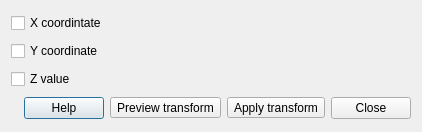
Above: src/ui/mesh/qgsmeshtransformcoordinatesdialogbase.ui from qgis/QGIS before the change. Below: the same form after it.
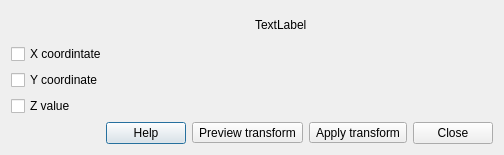
That is the form after the change. Custom widgets are drawn as their Qt base class.

Commit message: information text in transfom mesh dialog

Diff of the .ui file:
```diff
--- a/src/ui/mesh/qgsmeshtransformcoordinatesdialogbase.ui
+++ b/src/ui/mesh/qgsmeshtransformcoordinatesdialogbase.ui
@@ -9,21 +9,25 @@
    <rect>
     <x>0</x>
     <y>0</y>
-    <width>422</width>
-    <height>132</height>
+    <width>504</width>
+    <height>155</height>
    </rect>
   </property>
   <property name="windowTitle">
    <string notr="true">Dialog</string>
   </property>
   <layout class="QGridLayout" name="gridLayout">
-   <item row="0" column="1">
+   <item row="3" column="0">
+    <widget class="QCheckBox" name="mCheckBoxZ">
+     <property name="text">
+      <string>Z value</string>
+     </property>
+    </widget>
+   </item>
+   <item row="1" column="1">
     <widget class="QgsExpressionLineEdit" name="mExpressionEditX" native="true"/>
    </item>
-   <item row="2" column="1">
-    <widget class="QgsExpressionLineEdit" name="mExpressionEditZ" native="true"/>
-   </item>
-   <item row="3" column="0" colspan="2">
+   <item row="4" column="0" colspan="2">
     <layout class="QHBoxLayout" name="horizontalLayout">
      <property name="sizeConstraint">
       <enum>QLayout::SetDefaultConstraint</enum>
@@ -58,30 +62,33 @@
      </item>
     </layout>
    </item>
-   <item row="0" column="0">
+   <item row="3" column="1">
+    <widget class="QgsExpressionLineEdit" name="mExpressionEditZ" native="true"/>
+   </item>
+   <item row="1" column="0">
     <widget class="QCheckBox" name="mCheckBoxX">
      <property name="text">
       <string>X coordintate</string>
      </property>
     </widget>
    </item>
-   <item row="1" column="0">
+   <item row="2" column="1">
+    <widget class="QgsExpressionLineEdit" name="mExpressionEditY" native="true"/>
+   </item>
+   <item row="2" column="0">
     <widget class="QCheckBox" name="mCheckBoxY">
      <property name="text">
       <string>Y coordinate</string>
      </property>
     </widget>
    </item>
-   <item row="2" column="0">
-    <widget class="QCheckBox" name="mCheckBoxZ">
+   <item row="0" column="1">
+    <widget class="QLabel" name="mLabelInformation">
      <property name="text">
-      <string>Z value</string>
+      <string>TextLabel</string>
      </property>
     </widget>
    </item>
-   <item row="1" column="1">
-    <widget class="QgsExpressionLineEdit" name="mExpressionEditY" native="true"/>
-   </item>
   </layout>
  </widget>
  <customwidgets>
```
The commit also changes 3 other files.
